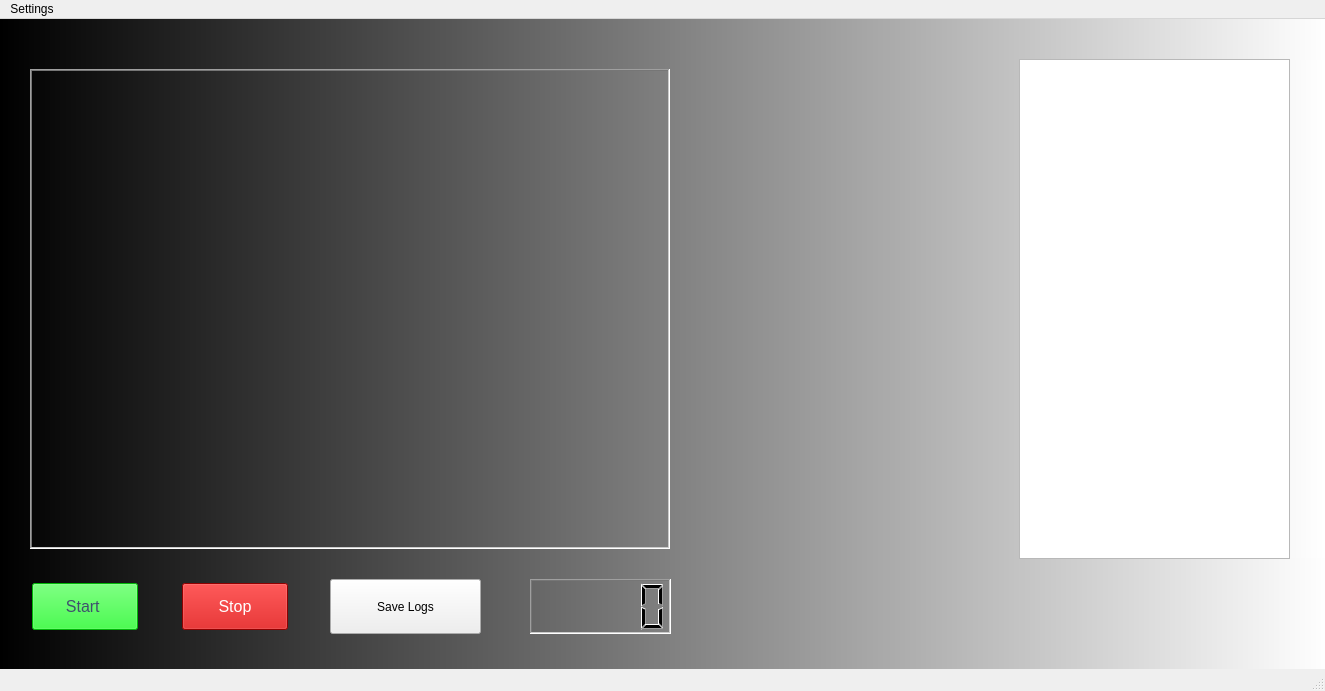
Above: PyQtDesigner/Watcher/MainWindowUI.ui from NishantGhanate/PythonScripts before the change. Below: the same form after it.
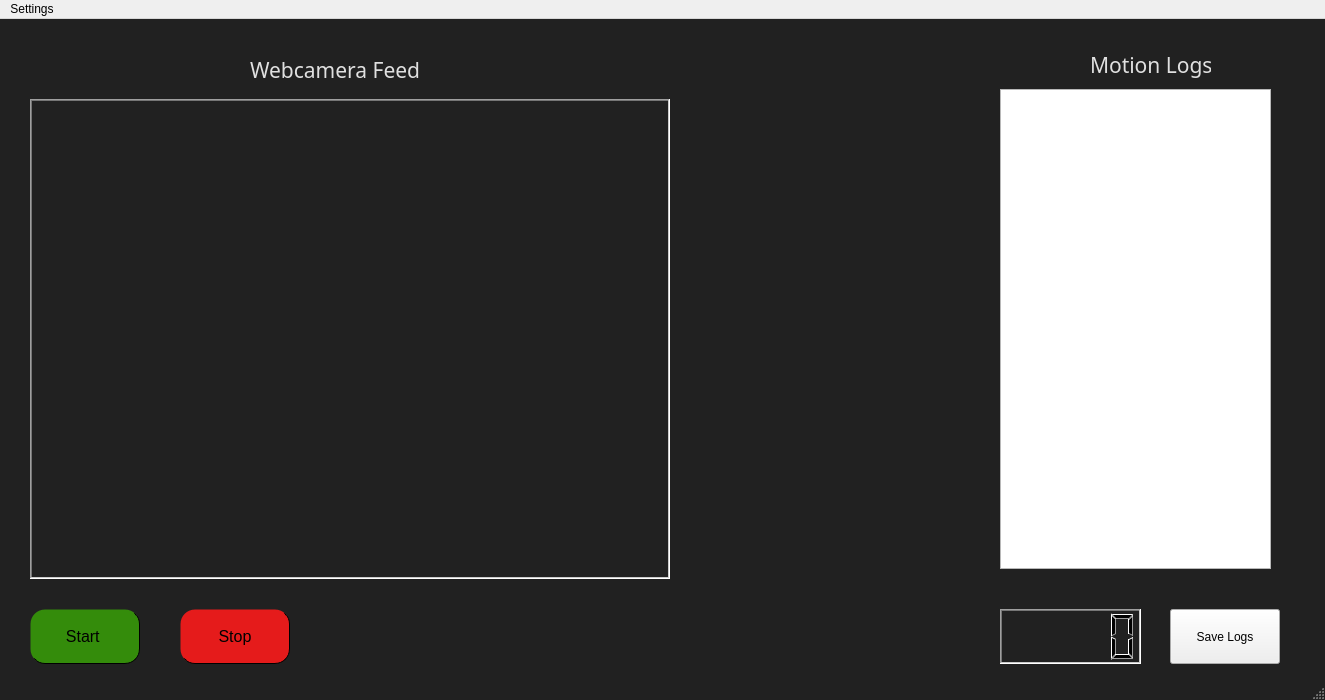
That is the form after the change. Icons and pictures are not drawn.

```diff
--- a/PyQtDesigner/Watcher/MainWindowUI.ui
+++ b/PyQtDesigner/Watcher/MainWindowUI.ui
@@ -7,52 +7,90 @@
     <x>0</x>
     <y>0</y>
     <width>1325</width>
-    <height>691</height>
+    <height>700</height>
    </rect>
   </property>
   <property name="windowTitle">
    <string>MainWindow</string>
   </property>
   <property name="styleSheet">
-   <string notr="true">QWidget#centralwidget
+   <string notr="true">QMainWindow#MainWindow
 {
-	
-	background-color:qlineargradient(spread:pad, x1:0, y1:0, x2:1, y2:0, stop:0 rgba(0, 0, 0, 255), stop:1 rgba(255, 255, 255, 255));
-	
+	background-color:rgb(33,33,33);
+	background-image:url( H:/Github/PythonScripts/PyQtDesigner/Watcher/bg1.jpg);
+}
+
+QWidget#centralwidget
+{
+	background-image:url( H:/Github/PythonScripts/PyQtDesigner/Watcher/bg1.jpg);
+	background-color:rgb(33,33,33);
+}
+
+QLabel#labelMotionLogs
+{
+	color:rgb(224, 224, 224);
+}
+
+QLabel#labelWebTitle
+{
+	color:rgb(224, 224, 224);
 }
 
 QPushButton#startButton
 {
-	background-color:rgb(0,255,10);
-	color:rgb(62, 80, 109);
-    padding: 15px 32px;
-    text-align: center;
-    text-decoration: none;
-    font-size: 16px;
-    margin: 4px 2px;
+font-size: 16px;
+background-color: rgb(52, 140, 11);
+border-radius: 15px;
+padding: 4px;	
+border-style: inset;
+border-width:1.2px;
+box-shadow: 10px 10px rgb(255, 167, 38);
 	
  }
 
+QPushButton#startButton:hover:pressed 
+{
+border-style: outset;
+border-radius: 15px;
+border-width:1.2px;
+box-shadow: 10px 10px rgb(255, 152, 0);
+	
+ }
+
+
 QPushButton#stopButton
 {
-	background-color:rgb(200,0,0);
-	color:rgb(255,255,255);
-    padding: 4px;
-    text-align: center;
-    text-decoration: none;
-    font-size: 16px;
-    margin: 4px 2px;
+font-size: 16px;
+background-color: rgb(229, 27, 27);
+border-radius: 15px;
+padding: 4px;	
+border-style: inset;
+border-width:1.2px;
+box-shadow: 10px 10px rgb(255, 167, 38);
 	
 	
  }
 
+QPushButton#stopButton:hover:pressed 
+{
+	
+border-style: outset;
+border-radius: 15px;
+border-width:1.2px;
+box-shadow: 10px 10px rgb(255, 152, 0);
+	
+ }
+
 QPushButton#saveLogsButton[flat=&quot;false&quot;]
 {
 font-size: 16px;
 background-color: orange;
 border-radius: 15px;
 padding: 4px;	
-border-width:10px;
+border-style: inset;
+border-width:1.2px;
+box-shadow: 10px 10px rgb(255, 167, 38);
+
 }
 
 
@@ -77,18 +115,18 @@
    <widget class="QListWidget" name="listWidgetLogs">
     <property name="geometry">
      <rect>
-      <x>1019</x>
-      <y>40</y>
+      <x>1000</x>
+      <y>70</y>
       <width>271</width>
-      <height>500</height>
+      <height>480</height>
      </rect>
     </property>
    </widget>
    <widget class="QLCDNumber" name="logsCount">
     <property name="geometry">
      <rect>
-      <x>530</x>
-      <y>560</y>
+      <x>1000</x>
+      <y>590</y>
       <width>141</width>
       <height>55</height>
      </rect>
@@ -107,7 +145,7 @@
     <property name="geometry">
      <rect>
       <x>30</x>
-      <y>50</y>
+      <y>80</y>
       <width>640</width>
       <height>480</height>
      </rect>
@@ -125,9 +163,9 @@
    <widget class="QPushButton" name="saveLogsButton">
     <property name="geometry">
      <rect>
-      <x>330</x>
-      <y>560</y>
-      <width>151</width>
+      <x>1170</x>
+      <y>590</y>
+      <width>110</width>
       <height>55</height>
      </rect>
     </property>
@@ -157,7 +195,7 @@
     <property name="geometry">
      <rect>
       <x>30</x>
-      <y>560</y>
+      <y>590</y>
       <width>110</width>
       <height>55</height>
      </rect>
@@ -179,7 +217,7 @@
     <property name="geometry">
      <rect>
       <x>180</x>
-      <y>560</y>
+      <y>590</y>
       <width>110</width>
       <height>55</height>
      </rect>
@@ -188,6 +226,44 @@
      <string>Stop</string>
     </property>
    </widget>
+   <widget class="QLabel" name="labelWebTitle">
+    <property name="geometry">
+     <rect>
+      <x>250</x>
+      <y>30</y>
+      <width>171</width>
+      <height>41</height>
+     </rect>
+    </property>
+    <property name="font">
+     <font>
+      <family>Noto Sans</family>
+      <pointsize>16</pointsize>
+     </font>
+    </property>
+    <property name="text">
+     <string>Webcamera Feed </string>
+    </property>
+   </widget>
+   <widget class="QLabel" name="labelMotionLogs">
+    <property name="geometry">
+     <rect>
+      <x>1090</x>
+      <y>30</y>
+      <width>121</width>
+      <height>31</height>
+     </rect>
+    </property>
+    <property name="font">
+     <font>
+      <family>Noto Sans</family>
+      <pointsize>16</pointsize>
+     </font>
+    </property>
+    <property name="text">
+     <string>Motion Logs</string>
+    </property>
+   </widget>
   </widget>
   <widget class="QMenuBar" name="menubar">
    <property name="geometry">
```
Left out of the diff: 6 changed lines with no effect on the pictures.
